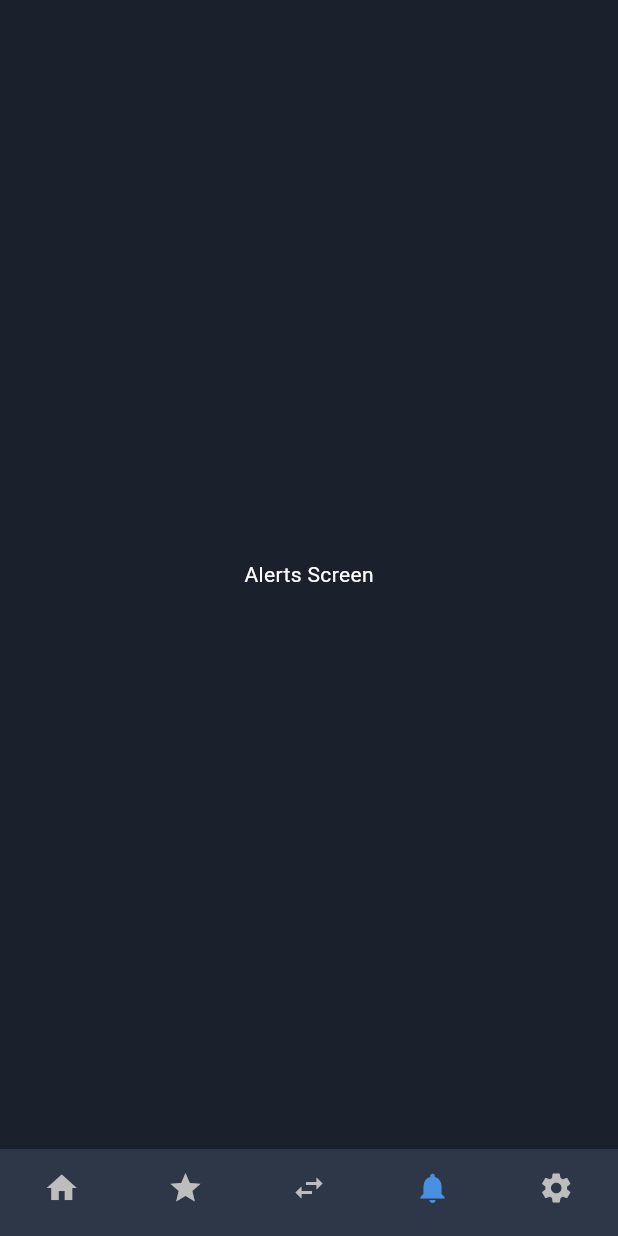
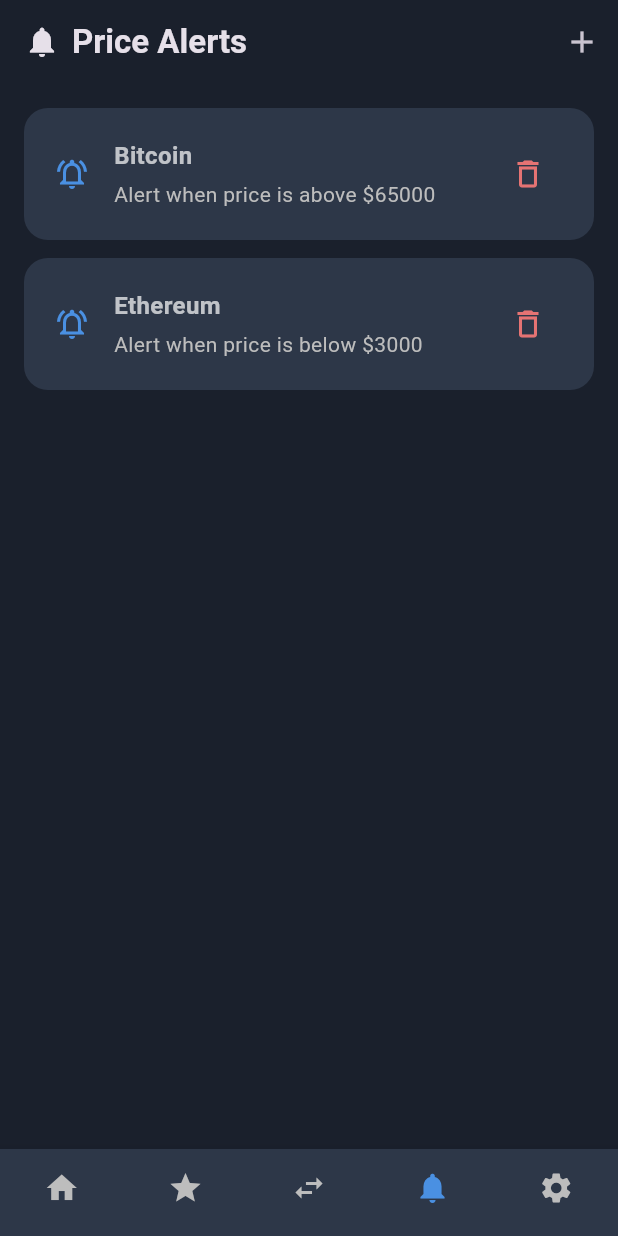
Before and after one commit to MuhammetEmirAydogan/Value_Flow_App, a Flutter app: the DashboardScreen screen opened directly, item 4 of the bottom bar chosen, on a phone screen of 412 x 824 dp. Run offline on Flutter 3.47's test engine with Material 3 defaults, Android fonts, the phone set to English and light mode, and no system bars.

Commit message:
feat(alerts): Create price alerts screen with add new alert form

```diff
--- /dev/null
+++ b/lib/features/alerts/screens/alerts_screen.dart
@@ -0,0 +1,65 @@
+import 'package:flutter/material.dart';
+import 'package:value_flow/features/alerts/widgets/alert_list_item.dart';
+import 'package:value_flow/features/alerts/widgets/new_alert_form.dart';
+
+class AlertsScreen extends StatefulWidget {
+  const AlertsScreen({super.key});
+
+  @override
+  State<AlertsScreen> createState() => _AlertsScreenState();
+}
+
+class _AlertsScreenState extends State<AlertsScreen> {
+  bool _isAddingAlert = false;
+
+  @override
+  Widget build(BuildContext context) {
+    return Scaffold(
+      appBar: AppBar(
+        title: Row(
+          children: const [
+            Icon(Icons.notifications),
+            SizedBox(width: 8),
+            Text('Price Alerts'),
+          ],
+        ),
+        actions: [
+          IconButton(
+            icon: Icon(_isAddingAlert ? Icons.close : Icons.add),
+            onPressed: () {
+              setState(() {
+                _isAddingAlert = !_isAddingAlert;
+              });
+            },
+          ),
+        ],
+      ),
+      body: Padding(
+        padding: const EdgeInsets.all(16.0),
+        child: Column(
+          children: [
+            if (_isAddingAlert) ...[
+              const NewAlertForm(),
+              const SizedBox(height: 24),
+            ],
+            Expanded(
+              child: ListView(
+                children: const [
+                  AlertListItem(
+                    assetName: 'Bitcoin',
+                    condition: 'Alert when price is above \$65000',
+                  ),
+                  SizedBox(height: 12),
+                  AlertListItem(
+                    assetName: 'Ethereum',
+                    condition: 'Alert when price is below \$3000',
+                  ),
+                ],
+              ),
+            ),
+          ],
+        ),
+      ),
+    );
+  }
+}
--- /dev/null
+++ b/lib/features/alerts/widgets/alert_list_item.dart
@@ -0,0 +1,43 @@
+import 'package:flutter/material.dart';
+
+class AlertListItem extends StatelessWidget {
+  final String assetName;
+  final String condition;
+
+  const AlertListItem({
+    super.key,
+    required this.assetName,
+    required this.condition,
+  });
+
+  @override
+  Widget build(BuildContext context) {
+    return Container(
+      padding: const EdgeInsets.all(20.0),
+      decoration: BoxDecoration(
+        color: const Color(0xFF2D3748),
+        borderRadius: BorderRadius.circular(16.0),
+      ),
+      child: Row(
+        children: [
+          Icon(Icons.notifications_active_outlined, color: Theme.of(context).primaryColor),
+          const SizedBox(width: 16),
+          Expanded(
+            child: Column(
+              crossAxisAlignment: CrossAxisAlignment.start,
+              children: [
+                Text(assetName, style: const TextStyle(fontSize: 16, fontWeight: FontWeight.bold)),
+                const SizedBox(height: 4),
+                Text(condition, style: TextStyle(color: Colors.grey[400])),
+              ],
+            ),
+          ),
+          IconButton(
+            icon: Icon(Icons.delete_outline, color: Colors.red[300]),
+            onPressed: () {},
+          ),
+        ],
+      ),
+    );
+  }
+}
--- a/lib/features/dashboard/screens/dashboard_screen.dart
+++ b/lib/features/dashboard/screens/dashboard_screen.dart
@@ -1,8 +1,8 @@
-// lib/features/dashboard/screens/dashboard_screen.dart
 import 'package:flutter/material.dart';
 import 'package:value_flow/features/home/screens/home_screen.dart';
 import 'package:value_flow/features/favorites/screens/favorites_screen.dart';
-import 'package:value_flow/features/converter/screens/converter_screen.dart'; // YENİ IMPORT
+import 'package:value_flow/features/converter/screens/converter_screen.dart';
+import 'package:value_flow/features/alerts/screens/alerts_screen.dart';
 
 class DashboardScreen extends StatefulWidget {
   const DashboardScreen({super.key});
@@ -14,12 +14,12 @@ class DashboardScreen extends StatefulWidget {
 class _DashboardScreenState extends State<DashboardScreen> {
   int _selectedIndex = 0;
 
-  static final List<Widget> _widgetOptions = <Widget>[
-    const HomeScreen(),
-    const FavoritesScreen(),
-    const ConverterScreen(), // ESKİ Text() YERİNE ARTIK BU EKRAN GÖSTERİLİYOR
-    const Text('Alerts Screen', style: TextStyle(color: Colors.white)),
-    const Text('Settings Screen', style: TextStyle(color: Colors.white)),
+  static const List<Widget> _widgetOptions = <Widget>[
+    HomeScreen(),
+    FavoritesScreen(),
+    ConverterScreen(),
+    AlertsScreen(),
+    Text('Settings Screen', style: TextStyle(color: Colors.white)),
   ];
 
   void _onItemTapped(int index) {
```
Also changed, not shown: lib/features/alerts/widgets/new_alert_form.dart (added, +69 -0 lines).
